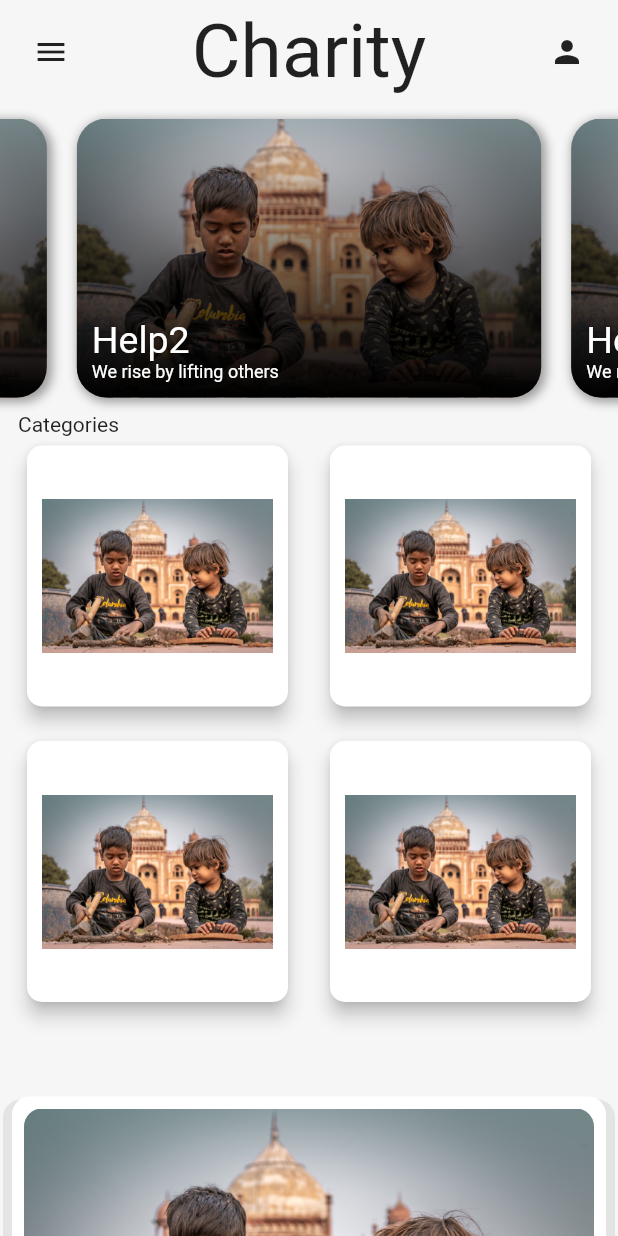
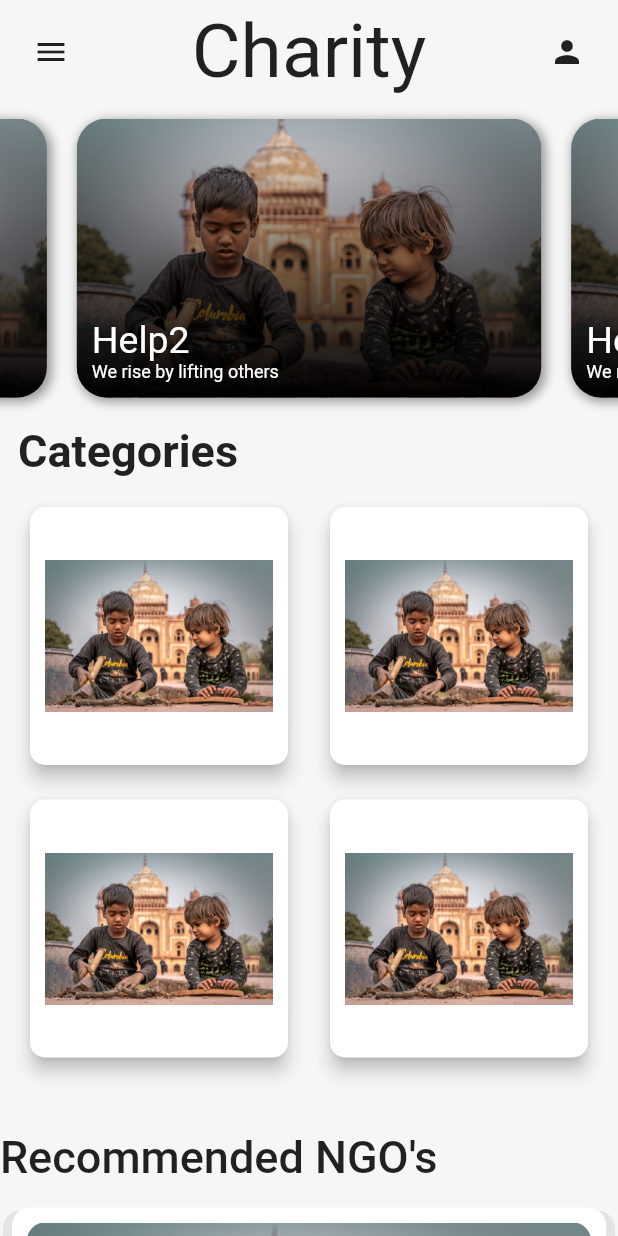
Before and after one commit to AditiBarnwal/ngo_flutterapp, a Flutter app: the screen it shows after launch, on a phone screen of 412 x 824 dp. Run offline on Flutter 3.47's test engine with Material 2 defaults, Android fonts, the phone set to English and light mode, and no system bars; our stand-ins replace google_fonts; Roboto replaces fonts that are missing (Samantha).

Commit message:
Home Page updated

```diff
--- a/lib/Screens/homeScreen.dart
+++ b/lib/Screens/homeScreen.dart
@@ -57,13 +57,24 @@ class HomeScreen extends StatelessWidget {
 
                   BannerWidgetArea(),
 
+                  SizedBox(
+                    height: 8,
+                  ),
+
                   Padding(
                     padding: const EdgeInsets.symmetric(horizontal: 12),
                     child: Column(
                       crossAxisAlignment: CrossAxisAlignment.start,
 
                       children: <Widget>[
-                        Text("Categories"),
+                        Text("Categories",style: TextStyle(
+                          fontSize: 30,
+                          fontWeight: FontWeight.bold,
+
+                        ),),
+                        SizedBox(
+                          height: 12,
+                        ),
                         SizedBox(
 
                           height: MediaQuery.of(context).size.height-400,
@@ -71,7 +82,7 @@ class HomeScreen extends StatelessWidget {
                           child: GridView.count(
 
                             primary: false,
-                            padding: const EdgeInsets.all(2),
+                            padding: const EdgeInsets.all(4),
                             crossAxisSpacing: 20,
                             mainAxisSpacing: 15,
                             crossAxisCount: 2,
@@ -143,6 +154,10 @@ class HomeScreen extends StatelessWidget {
                       ],
                     ),
                   ),
+                  Text("Recommended NGO's",style: TextStyle(
+                    fontSize: 30,
+                    fontWeight: FontWeight.w500,
+                  ),),
                   Padding(
                     padding: const EdgeInsets.symmetric(vertical: 16,horizontal: 8),
                     child: Container(
@@ -158,7 +173,7 @@ class HomeScreen extends StatelessWidget {
                      ]
                       ),
                       child: Padding(
-                        padding: const EdgeInsets.all(8.0),
+                        padding: const EdgeInsets.all(10.0),
                         child: Column(
                           crossAxisAlignment: CrossAxisAlignment.start,
                           children: [
@@ -195,7 +210,7 @@ class HomeScreen extends StatelessWidget {
                           ]
                       ),
                       child: Padding(
-                        padding: const EdgeInsets.all(8.0),
+                        padding: const EdgeInsets.all(10.0),
                         child: Column(
                           crossAxisAlignment: CrossAxisAlignment.start,
                           children: [
@@ -232,7 +247,7 @@ class HomeScreen extends StatelessWidget {
                           ]
                       ),
                       child: Padding(
-                        padding: const EdgeInsets.all(8.0),
+                        padding: const EdgeInsets.all(10.0),
                         child: Column(
                           crossAxisAlignment: CrossAxisAlignment.start,
                           children: [
@@ -269,7 +284,7 @@ class HomeScreen extends StatelessWidget {
                           ]
                       ),
                       child: Padding(
-                        padding: const EdgeInsets.all(8.0),
+                        padding: const EdgeInsets.all(10.0),
                         child: Column(
                           crossAxisAlignment: CrossAxisAlignment.start,
                           children: [
```
